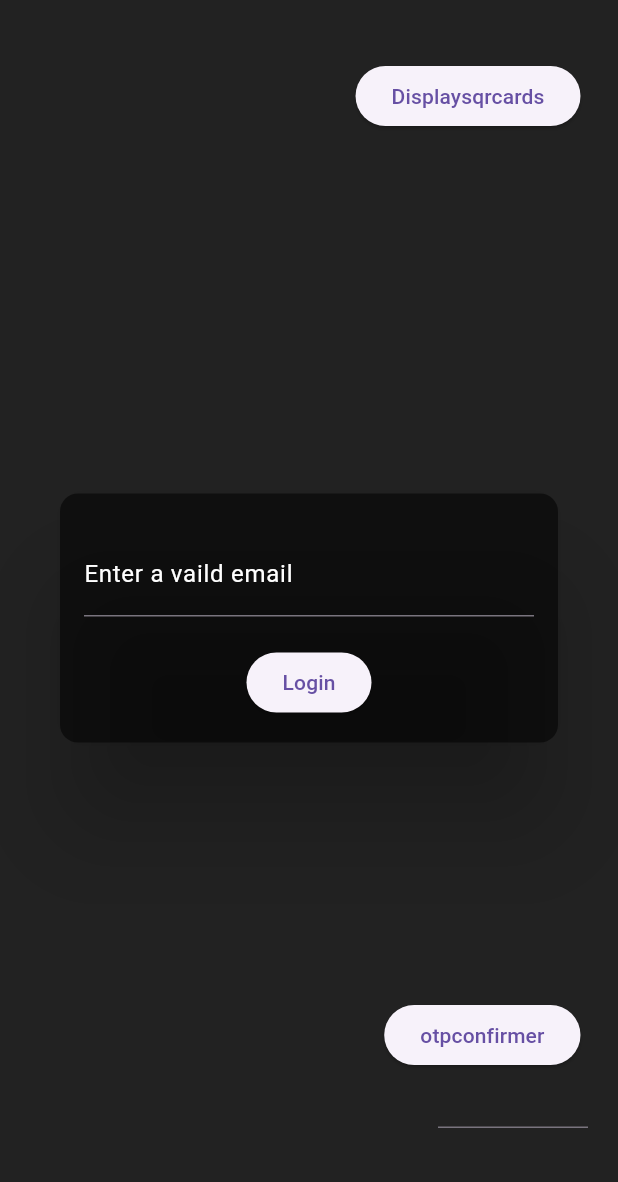
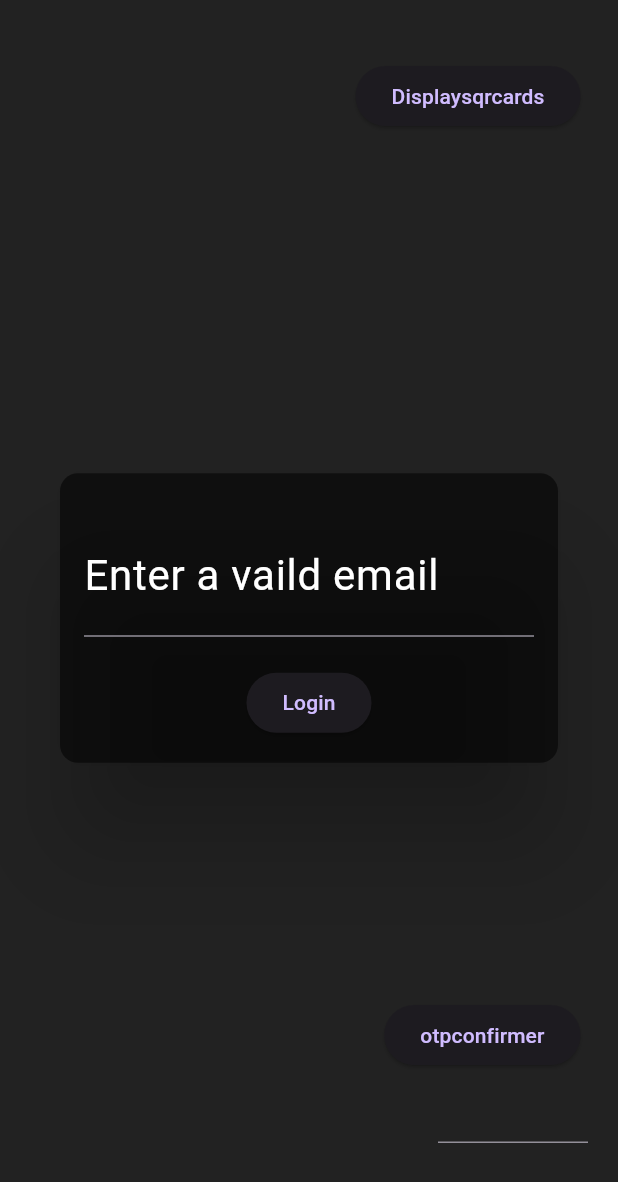
Before and after one commit to snaupdog/qrjungle, a Flutter app: the MyApp screen opened directly, on a phone screen of 412 x 824 dp. Shown: the top 1182 px of the screen. Run offline on Flutter 3.47's test engine with Material 3 defaults, Android fonts, the phone set to English and light mode, and no system bars; our stand-ins replace animated_splash_screen, cached_network_image, shared_preferences; missing offline and left inert: amplify_api, amplify_auth_cognito, amplify_flutter; accounts and stored records are empty; network calls fail; Roboto replaces fonts that are missing (NunitoSans_7pt).

Commit message:
Modified main.dart for splash and themes

```diff
--- /dev/null
+++ b/qrjungle/lib/themes.dart
@@ -0,0 +1,46 @@
+import 'package:flutter/material.dart';
+
+Color primarycolor = Color(0xFFF0F3FF);
+Color secondarycolor = const Color.fromARGB(0, 0, 0, 0);
+Color accentcolor = Colors.amber;
+
+
+ThemeData lightTheme = ThemeData(
+  primaryColor: primarycolor,
+  fontFamily: 'NunitoSans_7pt',
+  brightness: Brightness.light,
+  appBarTheme: AppBarTheme(
+    backgroundColor: Color.fromARGB(255, 237, 244, 255),
+    titleTextStyle: TextStyle(color: accentcolor, fontFamily: 'NunitoSans_7pt', fontSize: 35),
+  ),
+  scaffoldBackgroundColor: primarycolor,
+  floatingActionButtonTheme: FloatingActionButtonThemeData(
+    backgroundColor: accentcolor,
+    extendedTextStyle: TextStyle(color: primarycolor),
+  ),
+  textTheme: TextTheme(
+    bodySmall: TextStyle(color: secondarycolor, fontSize: 18),
+    bodyMedium: TextStyle(color: secondarycolor, fontSize: 22),
+    bodyLarge: TextStyle(color: secondarycolor, fontSize: 28),
+  ),
+);
+
+
+ThemeData darkTheme = ThemeData(
+  primaryColor: primarycolor,
+  fontFamily: 'NunitoSans_7pt',
+  brightness: Brightness.dark,
+  appBarTheme: AppBarTheme(
+    backgroundColor: secondarycolor,
+    titleTextStyle: TextStyle(color: accentcolor, fontFamily: 'NunitoSans_7pt', fontSize: 35),
+  ),
+  scaffoldBackgroundColor: secondarycolor,
+    floatingActionButtonTheme: FloatingActionButtonThemeData(
+    backgroundColor: accentcolor,
+  ),
+  textTheme: TextTheme(
+    bodySmall: TextStyle(color: primarycolor, fontSize: 18),
+    bodyMedium: TextStyle(color: primarycolor, fontSize: 22),
+    bodyLarge: TextStyle(color: primarycolor, fontSize: 28),
+  ),
+);
```
Also changed, not shown: qrjungle/lib/main.dart (+62 -4 lines), qrjungle/lib/themeselector.dart (added, +13 -0 lines).
